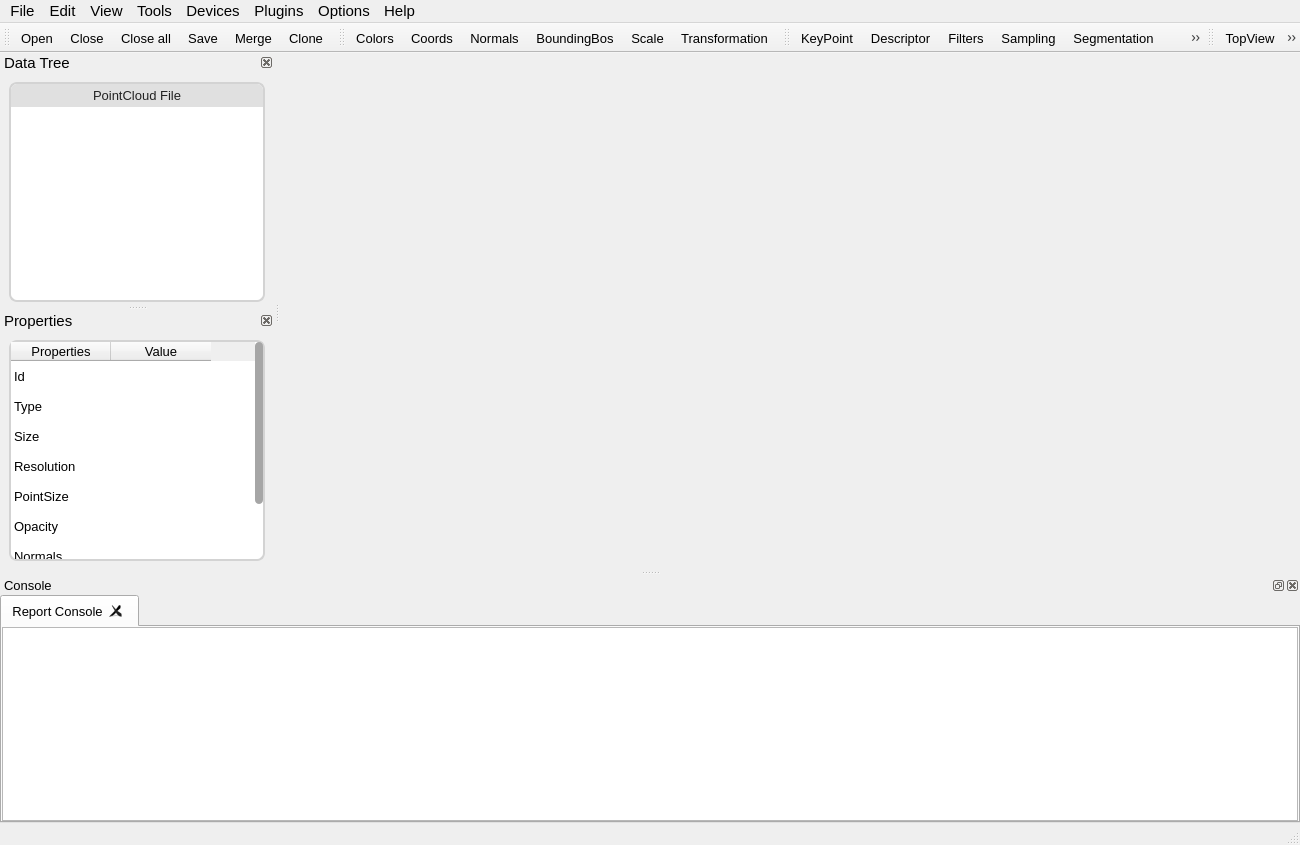
Before: the Qt Designer form src/app/mainwindow.ui in Libaocheng3811/CloudTool2, drawn with Qt 5.
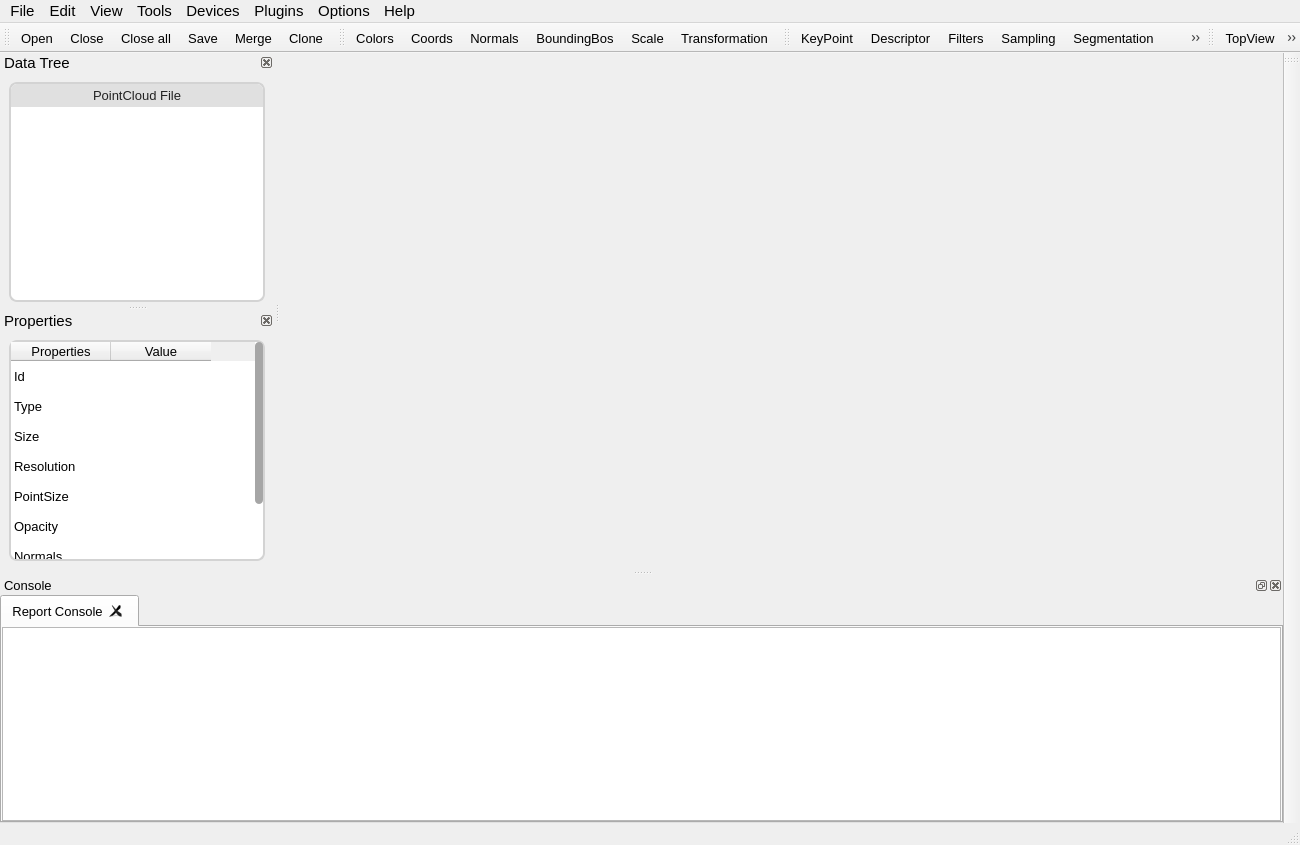
After: the same form once the commit is applied. Icons and pictures are not drawn. Custom widgets are drawn as their Qt base class.

Commit message: <fix>修复python editor中脚本执行时存在的问题

Patch:
```diff
--- a/src/app/mainwindow.ui
+++ b/src/app/mainwindow.ui
@@ -586,8 +586,8 @@
   <widget class="QDockWidget" name="ConsoleDock">
    <property name="minimumSize">
     <size>
-     <width>134</width>
-     <height>149</height>
+     <width>135</width>
+     <height>157</height>
     </size>
    </property>
    <property name="font">
@@ -718,6 +718,26 @@
    <addaction name="actionResetcamera"/>
    <addaction name="actionScreenShot"/>
   </widget>
+  <widget class="QToolBar" name="PythonBar">
+   <property name="windowTitle">
+    <string>toolBar</string>
+   </property>
+   <property name="orientation">
+    <enum>Qt::Horizontal</enum>
+   </property>
+   <property name="iconSize">
+    <size>
+     <width>35</width>
+     <height>35</height>
+    </size>
+   </property>
+   <attribute name="toolBarArea">
+    <enum>RightToolBarArea</enum>
+   </attribute>
+   <attribute name="toolBarBreak">
+    <bool>false</bool>
+   </attribute>
+  </widget>
   <action name="actionOpen">
    <property name="icon">
     <iconset resource="resources/res.qrc">
```
Left out of the diff: 131 changed lines with no effect on the pictures. The commit also changes 12 other files.
